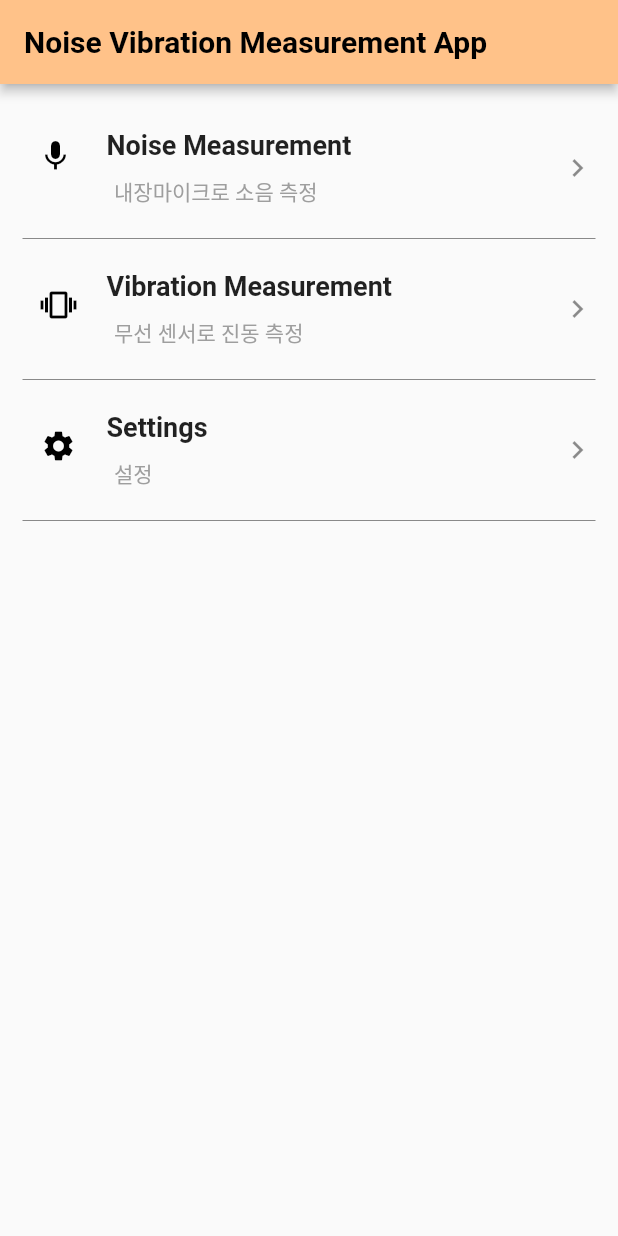
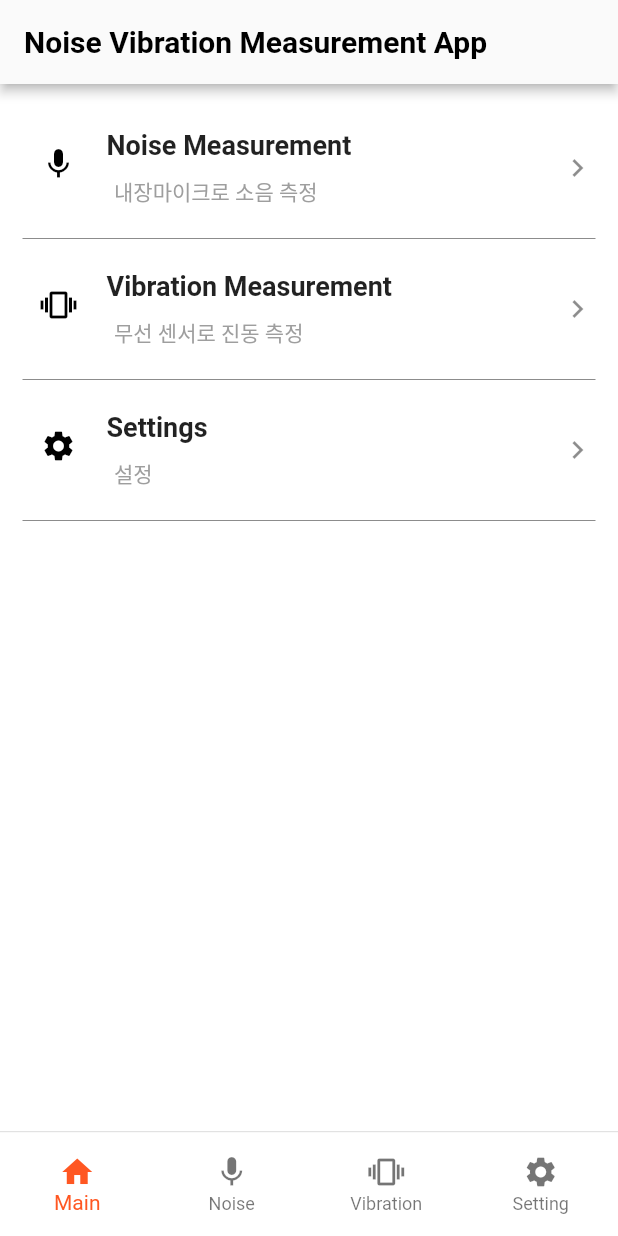
Before and after one commit to jhkim0122/NVMA, a Flutter app: the screen it shows after launch, on a phone screen of 412 x 824 dp. Run offline on Flutter 3.47's test engine with Material 2 defaults, Android fonts, the phone set to English and light mode, and no system bars; our stand-ins replace bot_toast, charts_flutter, flutter_bluetooth_serial, permission_handler, syncfusion_flutter_gauges; missing offline and left inert: mic_stream, smart_signal_processing.

```diff
--- a/lib/pages/MainPage.dart
+++ b/lib/pages/MainPage.dart
@@ -22,10 +22,10 @@ class MainPage extends StatefulWidget{
 }
 
 class _MainPageState extends State<MainPage> {
-  final int _mainIndex = 9999;
-  final int _noiseIndex = 0;
-  final int _vibIndex = 1;
-  final int _settingIndex = 2;
+  final int _mainIndex = 0;
+  final int _noiseIndex = 1;
+  final int _vibIndex = 2;
+  final int _settingIndex = 3;
   late int selectedIndex;
 
   var sensorTimeDataModelsMap = Map<String, RealtimeSensorTimeDataModel>();
@@ -36,7 +36,8 @@ class _MainPageState extends State<MainPage> {
   var sensorOptions = SensorOptions();
   var bluetoothOptions = BluetoothOptions();
 
-  var _pageView;
+  var _pageViewList = [];
+  final PageController _pageController = PageController(initialPage: 0);
 
   @override
   initState() {
@@ -61,92 +62,48 @@ class _MainPageState extends State<MainPage> {
     sensorOptions.load();
     _getBluetoothConnections();
 
-    _getPageView(selectedIndex);
+    _pageViewList = [for(int i=0; i<=_settingIndex; i++)_getBody(i)];
   }
 
   @override
   Widget build(BuildContext context) {
-    return _pageView;
+    return Scaffold(
+      backgroundColor: Colors.white,
+      appBar: AppBar(
+        backgroundColor: Colors.grey.shade50,
+        title: Text(_getAppBarText(selectedIndex), style: const TextStyle(fontSize:20, fontWeight: FontWeight.bold)),
+        elevation:3.0,
+      ),
+      body: PageView.builder(
+          controller: _pageController,
+          itemBuilder: (BuildContext context, int index) => _pageViewList[index],
+          onPageChanged: (index) {
+            selectedIndex = index;
+            setState((){});
+          },
+          itemCount: _pageViewList.length,
+      ),
+      bottomNavigationBar: NVMABottomNavigationBar(_setPageIndex, selectedIndex),
+    );
   }
 
-  void _getPageView(index){
-    _pageView = WillPopScope(
-        onWillPop: () async{
-          if(selectedIndex != _mainIndex) {
-            selectedIndex = _mainIndex;
-            _getPageView(selectedIndex);
-            setState((){});
-            return false;
-          }
-          else {
-            return true;
-          }
-        },
-        child: Scaffold(
-          appBar: _getAppBar(index),
-          body: _getBody(index),
-          bottomNavigationBar: _getBottomNavigationBar(index),
-      )
-    );
-    setState((){});
-  }
-
-  AppBar _getAppBar(index){
-    if(index == 0){
-      return AppBar(
-        leading : IconButton(
-            icon : const Icon(Icons.arrow_back),
-            onPressed:() => setState((){
-              selectedIndex = _mainIndex;
-              _getPageView(selectedIndex);
-            }),
-        ),
-        title: const Text("Noise Measurement Page"),
-        elevation:3.0,
-      );
-    } else if(index == 1) {
-      return AppBar(
-        leading : IconButton(
-          icon : const Icon(Icons.arrow_back),
-          onPressed:() => setState((){selectedIndex = _mainIndex;
-          _getPageView(selectedIndex);}),
-        ),
-        title: const Text("Vibration Measurement Page"),
-        elevation:3.0,
-      );
-    } else if(index == 2) {
-      return AppBar(
-        leading : IconButton(
-          icon : const Icon(Icons.arrow_back),
-          onPressed:() => setState((){selectedIndex = _mainIndex;
-          _getPageView(selectedIndex);}),
-        ),
-        title: const Text("Setting Page"),
-        elevation:3.0,
-      );
-    } else { // Main page
-      return AppBar(
-        title: const Text("Noise Vibration Measurement App", style: TextStyle(fontSize:20, fontWeight: FontWeight.bold)),
-        elevation:3.0,
-      );
-    }
+  String _getAppBarText(index){
+    if(index == _mainIndex){return "Noise Vibration Measurement App";}
+    else if(index == _noiseIndex){return "Noise Measurement Page";}
+    else if(index == _vibIndex) {return "Vibration Measurement Page";}
+    else if(index == _settingIndex) {return "Setting Page";}
+    else {return "";}
   }
 
   Widget _getBody(index){
-    if(index == 0){
-      return NoiseMeasurementPage(_micCapture, sensorTimeDataModelsMap);
-    } else if(index == 1) {
-      return VibrationMeasurementPage(_btConnectionList, _tcpConnection, sensorTimeDataModelsMap);
-    } else if(index == 2) {
-      return SettingPage(_micCapture, _btConnectionList, _tcpConnection, sensorTimeDataModelsMap, bluetoothOptions, sensorOptions);
-    } else { // Main page
+    if(index == _mainIndex){
       return SingleChildScrollView(
           padding: const EdgeInsets.only(top:10, left:15, right:15),
           child: Column(
               children:[
                 ListTile(
                     leading: const Padding(
-                          padding: EdgeInsets.only(left:10),
+                        padding: EdgeInsets.only(left:12, top:5),
                         child: Icon(Icons.mic, color: Colors.black)
                     ),
                     title: const Text('Noise Measurement', style:TextStyle(fontSize:18, fontWeight: FontWeight.bold)),
@@ -155,7 +112,7 @@ class _MainPageState extends State<MainPage> {
                     contentPadding: const EdgeInsets.symmetric(vertical:10),
                     onTap: () => setState((){
                       selectedIndex = _noiseIndex;
-                        _getPageView(selectedIndex);
+                      _setPageIndex(selectedIndex);
                     })
                 ),
                 const Divider(height:2.0, color: Colors.black45),
@@ -170,7 +127,7 @@ class _MainPageState extends State<MainPage> {
                     contentPadding: const EdgeInsets.symmetric(vertical:10),
                     onTap: () => setState((){
                       selectedIndex = _vibIndex;
-                        _getPageView(selectedIndex);
+                      _setPageIndex(selectedIndex);
                     })
                 ),
                 const Divider(height:2.0, color: Colors.black45),
@@ -185,25 +142,28 @@ class _MainPageState extends State<MainPage> {
                     contentPadding: const EdgeInsets.symmetric(vertical:10),
                     onTap: () => setState((){
                       selectedIndex = _settingIndex;
-                        _getPageView(selectedIndex);
+                      _setPageIndex(selectedIndex);
                     })
                 ),
                 const Divider(height:2.0, color: Colors.black45),
               ])
       );
+    } else if(index == _noiseIndex){
+      return NoiseMeasurementPage(_micCapture, sensorTimeDataModelsMap);
+    } else if(index == _vibIndex) {
+      return VibrationMeasurementPage(_btConnectionList, _tcpConnection, sensorTimeDataModelsMap);
+    } else if(index == _settingIndex) {
+      return SettingPage(_micCapture, _btConnectionList, _tcpConnection, sensorTimeDataModelsMap, bluetoothOptions, sensorOptions);
+    } else {
+      assert(false);
+      return const SizedBox();
     }
   }
 
-  Widget _getBottomNavigationBar(index){
-    if(index == 0){
-      return NVMABottomNavigationBar(_getPageView, currentPage:'noise');
-    } else if(index == 1) {
-      return NVMABottomNavigationBar(_getPageView, currentPage:'vibration');
-    } else if(index == 2) {
-      return NVMABottomNavigationBar(_getPageView, currentPage:'setting');
-    } else {
-      return const SizedBox();
-    }
+  _setPageIndex(index){
+    selectedIndex = index;
+    _pageController.animateToPage(index, duration: const Duration(milliseconds: 500), curve: Curves.ease);
+    setState((){});
   }
 
   void _getBluetoothConnections() {
```
Also changed, not shown: lib/utils/NVMABottomNavigationBar.dart (+9 -35 lines). Lines whose indentation alone changed are shown as unchanged.
